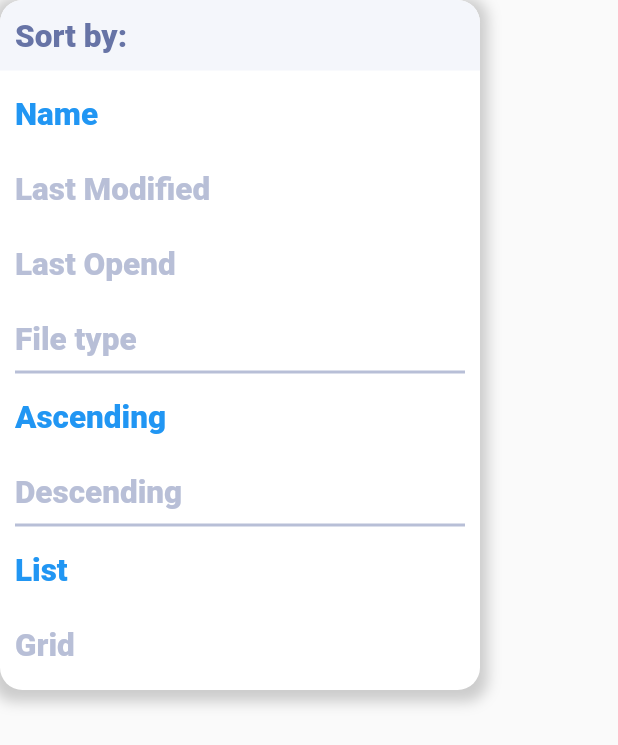
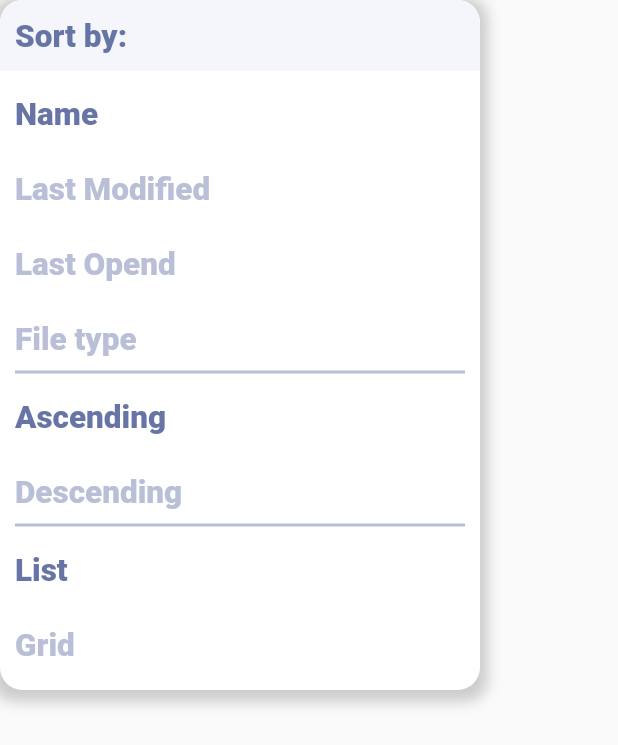
Before and after one commit to BU-Spark/se-courtinfo-mobile-flutter, a Flutter app: the OverlayClass widget shown alone on an empty page, opened directly with empty values, on a phone screen of 412 x 824 dp. Shown: the top 745 px of the screen. Run offline on Flutter 3.47's test engine with Material 2 defaults, Android fonts, the phone set to English and light mode, and no system bars; our stand-ins replace camera, email_validator, flutter_riverpod, font_awesome_flutter.

Commit message:
UI beautified

```diff
--- a/lib/screens/review_screen.dart
+++ b/lib/screens/review_screen.dart
@@ -42,7 +42,7 @@ class _ReviewScreenState extends State<ReviewScreen> {
                 primary: Color(0xFF1F2C5C),
               ),
               onPressed: () {
-                Navigator.of(context).pushNamed('reviewPage');
+                Navigator.of(context).pushNamed('DocumentPage');
               },
               child: Text(
                 'Confirm',
--- a/lib/widgets/Filter.dart
+++ b/lib/widgets/Filter.dart
@@ -123,7 +123,7 @@ class _OverlayClassState extends State<OverlayClass> {
                                     '${filterEntry[index]}',
                                     style: TextStyle(
                                         color: selectedFilter == index
-                                            ? Colors.blue
+                                            ? Color(0xFF6774A6)
                                             : Color(0xFFB8BFD7),
                                         fontSize: 21.0,
                                         fontWeight: FontWeight.w800),
@@ -169,7 +169,7 @@ class _OverlayClassState extends State<OverlayClass> {
                                     '${orderEntry[index]}',
                                     style: TextStyle(
                                         color: selectedOrder == index
-                                            ? Colors.blue
+                                            ? Color(0xFF6774A6)
                                             : Color(0xFFB8BFD7),
                                         fontSize: 21.0,
                                         fontWeight: FontWeight.w800),
@@ -210,7 +210,7 @@ class _OverlayClassState extends State<OverlayClass> {
                                     '${typeEntry[index]}',
                                     style: TextStyle(
                                         color: selectedType == index
-                                            ? Colors.blue
+                                            ? Color(0xFF6774A6)
                                             : Color(0xFFB8BFD7),
                                         fontSize: 21.0,
                                         fontWeight: FontWeight.w800),
```
